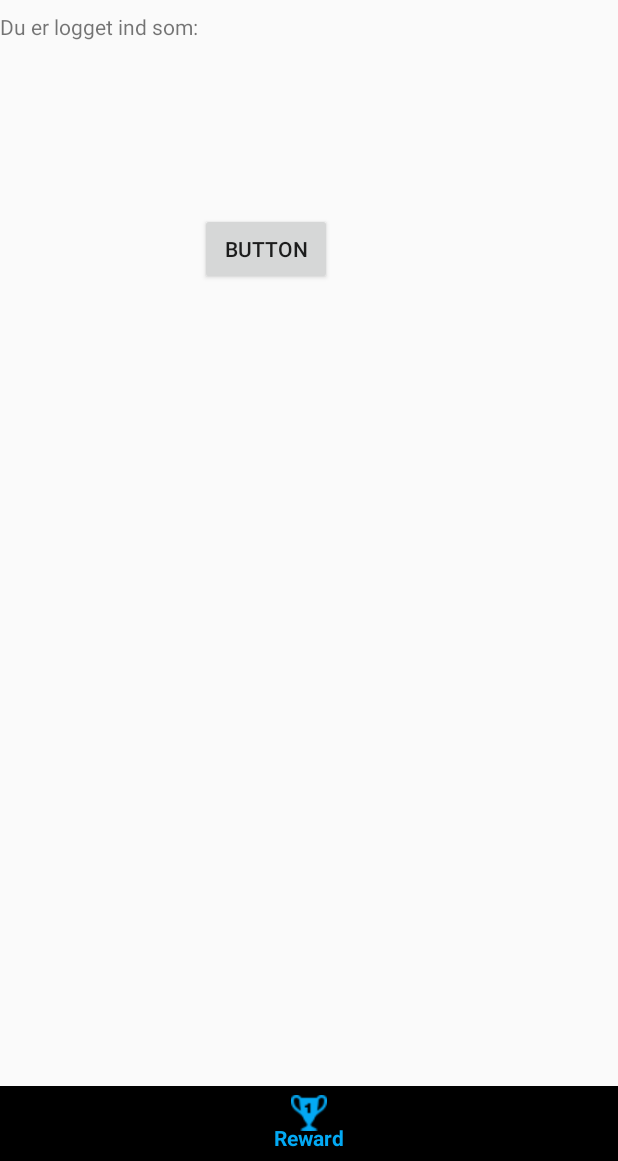
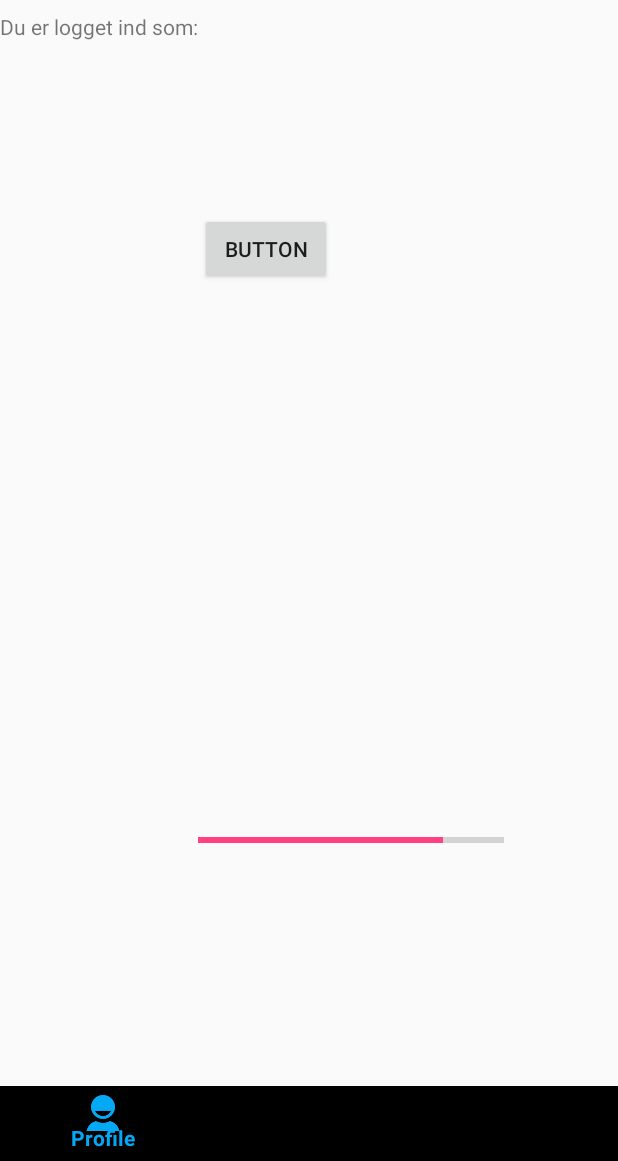
Before and after one commit to Elfernovich/TestTest1, an Android app: the screen it shows after launch once a user with an empty profile is signed in (ProfileActivity), item 2 of the bottom bar chosen, on a phone screen of 412 x 824 dp, the part 75-1236 px from its top. Run offline under Robolectric (Android 15) with nearby library versions, the phone set to English and light mode, and no system bars; our stand-ins replace Firebase (no records; nobody signed in at launch, a user with empty details on screens opened directly).

Commit message:
Bottom Navigation Bar

```diff
--- a/app/src/main/java/com/example/anders/createuserapp/ProfileActivity.java
+++ b/app/src/main/java/com/example/anders/createuserapp/ProfileActivity.java
@@ -1,13 +1,17 @@
 package com.example.anders.createuserapp;
 
+import android.app.Activity;
 import android.content.Intent;
 import android.os.Bundle;
+import android.support.annotation.NonNull;
+import android.support.design.widget.BottomNavigationView;
 import android.support.v7.app.AppCompatActivity;
 import android.support.v7.widget.Toolbar;
 import android.view.Menu;
 import android.view.MenuInflater;
 import android.view.MenuItem;
 import android.view.View;
+import android.widget.ProgressBar;
 import android.widget.TextView;
 
 import com.google.firebase.auth.FirebaseAuth;
@@ -17,6 +21,8 @@ public class ProfileActivity extends AppCompatActivity{
 
     private FirebaseAuth mAuth;
     TextView email;
+    ProgressBar prgBar;
+    BottomNavigationView bottomNavigationView;
 
     @Override
     protected void onCreate(Bundle savedInstanceState) {
@@ -29,11 +35,44 @@ public class ProfileActivity extends AppCompatActivity{
 
         email = (TextView) findViewById(R.id.textViewEmail);
 
+        prgBar = (ProgressBar) findViewById(R.id.progressBar);
+
+
         loadUserInformation();
+        prgBar.setProgress(80);
 
 
 
-    }
+            //BottomNavigation Bar
+            bottomNavigationView = (BottomNavigationView) findViewById(R.id.bottomNavView_Bar);
+            Menu menu = bottomNavigationView.getMenu();
+            MenuItem menuItem = menu.getItem(0);
+            menuItem.setChecked(true);
+
+            bottomNavigationView.setOnNavigationItemSelectedListener(new BottomNavigationView.OnNavigationItemSelectedListener() {
+                @Override
+                public boolean onNavigationItemSelected(@NonNull MenuItem item) {
+                    switch (item.getItemId()){
+                        case R.id.id_profile:
+                            Intent intent1 = new Intent(ProfileActivity.this, ProfileActivity.class);
+                            intent1.addFlags(Intent.FLAG_ACTIVITY_SINGLE_TOP);
+                            startActivity(intent1);
+                            //activity.startActivity(new Intent(activity, ProfileActivity.class));
+                            break;
+
+                        case R.id.id_collect:
+                            Intent intent3 = new Intent (ProfileActivity.this, CollectOverviewActivity.class);
+                            intent3.addFlags(Intent.FLAG_ACTIVITY_SINGLE_TOP);
+                            startActivity(intent3);
+                            //mIntent.addFlags(Intent.FLAG_ACTIVITY_REORDER_TO_FRONT);
+                            break;
+                    }
+                    return false;
+                }
+            });
+        }
+
+
 
 
     //If the user is not logged in he will be directed to the MainActivity.class
@@ -45,7 +84,6 @@ public class ProfileActivity extends AppCompatActivity{
             finish();
             startActivity(new Intent(this, MainActivity.class));
         }
-        UtilityBuilders.buildBottomNavigationView(this);
     }
 
     @Override
@@ -84,6 +122,9 @@ public class ProfileActivity extends AppCompatActivity{
         email.setText("Du er logget ind som:\n" + displayEmail);
     }
 
+    public void setProgressBar(){
+        setProgress(80);
+    }
 
     public void ButtonCollectActivity (View view) {
             finish();
--- a/app/src/main/res/layout/activity_profile.xml
+++ b/app/src/main/res/layout/activity_profile.xml
@@ -57,6 +57,16 @@
             android:onClick="ButtonCollectActivity"
             android:text="Button" />
 
+        <ProgressBar
+            android:id="@+id/progressBar"
+            style="?android:attr/progressBarStyleHorizontal"
+            android:layout_width="204dp"
+            android:layout_height="57dp"
+            android:layout_alignParentBottom="true"
+            android:layout_marginBottom="135dp"
+            android:layout_marginStart="-8dp"
+            android:layout_toEndOf="@+id/textViewEmail" />
+
     </RelativeLayout>
 
 
```
